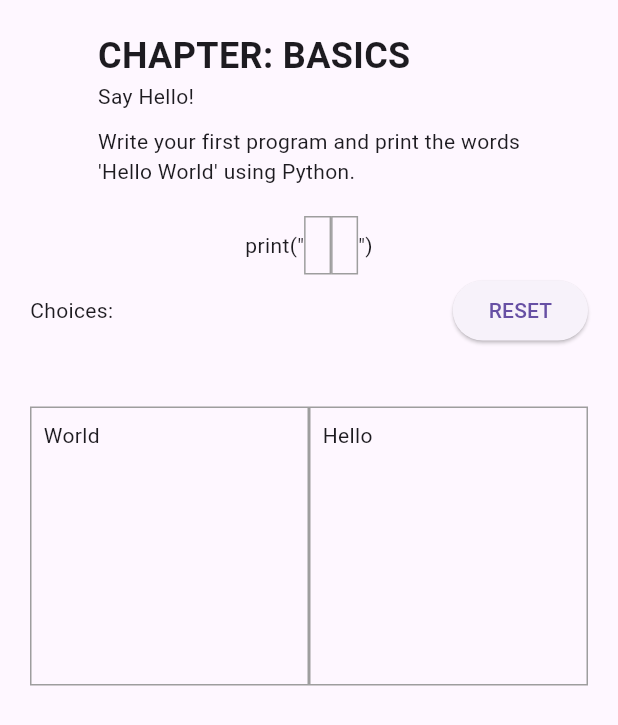
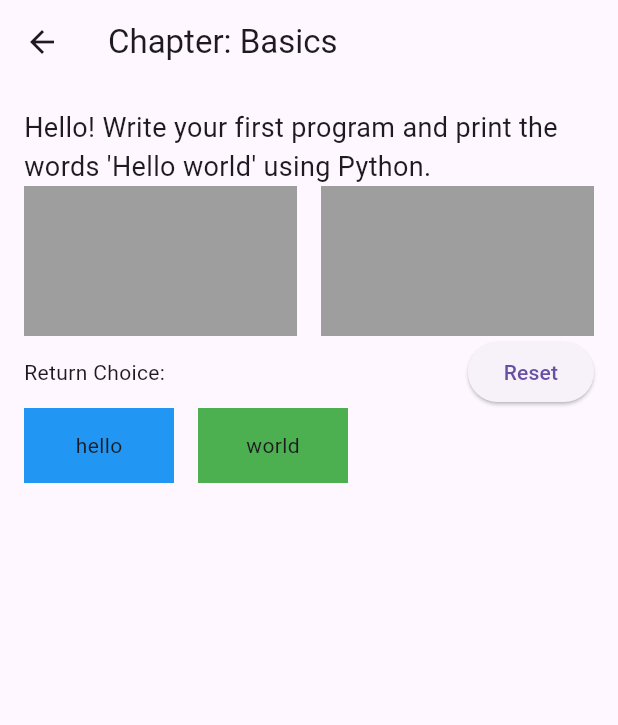
Before and after one commit to Kaiftech/pylearnplay, a Flutter app: the PythonPage1 screen opened directly, on a phone screen of 412 x 824 dp. Shown: the top 725 px of the screen. Run offline on Flutter 3.47's test engine with Material 3 defaults, Android fonts, the phone set to English and light mode, and no system bars; our stand-ins replace font_awesome_flutter; project files that could hold a hidden picture were left out.

Commit message:
Added the first chapter

```diff
--- a/lib/lessons/pythonpage1.dart
+++ b/lib/lessons/pythonpage1.dart
@@ -1,139 +1,139 @@
 import 'package:flutter/material.dart';
-import 'package:flutter/rendering.dart';
 
 class PythonPage1 extends StatefulWidget {
-  const PythonPage1({Key? key}) : super(key: key);
+  const PythonPage1({super.key});
 
   @override
-  State<PythonPage1> createState() => _PythonPage1State();
+  PythonPage1State createState() => PythonPage1State();
 }
 
-class _PythonPage1State extends State<PythonPage1> {
-  final List<String> draggableTexts = ['World', 'Hello'];
-  List<String?> droppedTexts = [null, null];
+class PythonPage1State extends State<PythonPage1> {
+  // Define controllers for DragTarget
+  final List<String> dragData = ["", ""];
 
   @override
   Widget build(BuildContext context) {
     return Scaffold(
-      body: SafeArea(
+      appBar: AppBar(
+        title: const Text("Chapter: Basics"),
+      ),
+      body: Padding(
+        padding: const EdgeInsets.all(16.0),
         child: Column(
-          mainAxisAlignment: MainAxisAlignment.spaceBetween,
+          crossAxisAlignment: CrossAxisAlignment.stretch,
           children: [
-            const Padding(
-              padding: EdgeInsets.all(20.0),
-              child: Column(
-                crossAxisAlignment: CrossAxisAlignment.start,
-                children: [
-                  Text(
-                    'CHAPTER: BASICS',
-                    style: TextStyle(fontSize: 24, fontWeight: FontWeight.bold),
-                  ),
-                  Text('Say Hello!'),
-                  SizedBox(height: 10),
-                  Text('Write your first program and print the words'),
-                  Text("'Hello World' using Python."),
-                ],
-              ),
+            // Header
+            const Text(
+              "Hello! Write your first program and print the words 'Hello world' using Python.",
+              style: TextStyle(fontSize: 18),
             ),
+
+            // DragTarget Row
             Row(
-              mainAxisAlignment: MainAxisAlignment.center,
               children: [
-                const Text('print("'),
-                Container(
-                  padding: const EdgeInsets.all(8.0),
-                  decoration: BoxDecoration(
-                    border: Border.all(color: Colors.grey),
-                  ),
-                  // Adding semantics to make purpose clear to screen readers
-                  child: Semantics(
-                    label: droppedTexts[0] ?? '',
-                    child: Text(droppedTexts[0] ?? ''),
+                Expanded(
+                  child: DragTarget<String>(
+                    builder: (context, candidateData, rejectedData) {
+                      return Container(
+                        height: 100,
+                        color: Colors.grey,
+                        alignment: Alignment.center,
+                        child: Text(dragData[0]),
+                      );
+                    },
+                    onAccept: (data) {
+                      setState(() {
+                        dragData[0] = data;
+                      });
+                    },
                   ),
                 ),
-                Container(
-                  padding: const EdgeInsets.all(8.0),
-                  decoration: BoxDecoration(
-                    border: Border.all(color: Colors.grey),
-                  ),
-                  // Adding semantics to make purpose clear to screen readers
-                  child: Semantics(
-                    label: droppedTexts[1] ?? '',
-                    child: Text(droppedTexts[1] ?? ''),
+                const SizedBox(width: 16),
+                Expanded(
+                  child: DragTarget<String>(
+                    builder: (context, candidateData, rejectedData) {
+                      return Container(
+                        height: 100,
+                        color: Colors.grey,
+                        alignment: Alignment.center,
+                        child: Text(dragData[1]),
+                      );
+                    },
+                    onAccept: (data) {
+                      setState(() {
+                        dragData[1] = data;
+                      });
+                    },
                   ),
                 ),
-                const Text('")'),
               ],
             ),
-            Padding(
-              padding: const EdgeInsets.symmetric(horizontal: 20.0),
-              child: Row(
-                mainAxisAlignment: MainAxisAlignment.spaceBetween,
-                children: [
-                  const Text('Choices:'),
-                  ElevatedButton(
-                    onPressed: () {
-                      setState(() {
-                        droppedTexts = [null, null];
-                      });
-                    },
-                    child: const Text('RESET'),
+
+            // Return Choice Row
+            Row(
+              children: [
+                const Text("Return Choice:"),
+                const Spacer(),
+                ElevatedButton(
+                  onPressed: () {
+                    // Reset button functionality
+                    setState(() {
+                      dragData[0] = "";
+                      dragData[1] = "";
+                    });
+                  },
+                  child: const Text("Reset"),
+                ),
+              ],
+            ),
+
+            // Draggable Widgets
+            Row(
+              children: [
+                Draggable<String>(
+                  data: "hello",
+                  feedback: Container(
+                    height: 50,
+                    width: 100,
+                    color: Colors.blue.withOpacity(0.5),
+                    alignment: Alignment.center,
+                    child: const Text("hello"),
                   ),
-                ],
-              ),
-            ),
-            const SizedBox(height: 20),
-            Expanded(
-              child: GridView.count(
-                crossAxisCount: 2,
-                padding: const EdgeInsets.all(20.0),
-                children: draggableTexts
-                    .map(
-                      (text) => Draggable<String>(
-                        data: text,
-                        feedback: Container(
-                          padding: const EdgeInsets.all(8.0),
-                          decoration: BoxDecoration(
-                            border: Border.all(color: Colors.blue),
-                          ),
-                          child: Text(text),
-                        ),
-                        childWhenDragging: const SizedBox(
-                          height: 30,
-                          width: 50,
-                        ),
-                        child: DragTarget<String>(
-                          builder: (context, candidateData, rejectedData) =>
-                              Container(
-                            padding: const EdgeInsets.all(8.0),
-                            decoration: BoxDecoration(
-                              border: Border.all(color: Colors.grey),
-                            ),
-                            child: Text(
-                              text,
-                              // Adding semantics to make purpose clear to screen readers
-                              semanticsLabel: 'draggableText$text',
-                            ),
-                          ),
-                          onAccept: (data) {
-                            setState(() {
-                              droppedTexts[droppedTexts.indexOf(null)] = data;
-                              // Announcing the drop to screen readers
-                              final announcement = 'Dragged $data';
-                              SemanticsService.announce(
-                                  announcement, TextDirection.ltr);
-                              // You can also use a SnackBar for visual feedback
-                              ScaffoldMessenger.of(context).showSnackBar(
-                                SnackBar(
-                                  content: Text(announcement),
-                                ),
-                              );
-                            });
-                          },
-                        ),
-                      ),
-                    )
-                    .toList(),
-              ),
+                  childWhenDragging: const SizedBox(
+                    height: 50,
+                    width: 100,
+                  ),
+                  child: Container(
+                    height: 50,
+                    width: 100,
+                    color: Colors.blue,
+                    alignment: Alignment.center,
+                    child: const Text("hello"),
+                  ),
+                ),
+                const SizedBox(width: 16),
+                Draggable<String>(
+                  data: "world",
+                  feedback: Container(
+                    height: 50,
+                    width: 100,
+                    color: Colors.green.withOpacity(0.5),
+                    alignment: Alignment.center,
+                    child: const Text("world"),
+                  ),
+                  childWhenDragging: const SizedBox(
+                    height: 50,
+                    width: 100,
+                  ),
+                  child: Container(
+                    height: 50,
+                    width: 100,
+                    color: Colors.green,
+                    alignment: Alignment.center,
+                    child: const Text("world"),
+                  ),
+                ),
+              ],
             ),
           ],
         ),
--- a/pubspec.yaml
+++ b/pubspec.yaml
@@ -36,6 +36,8 @@ dependencies:
   # The following adds the Cupertino Icons font to your application.
   # Use with the CupertinoIcons class for iOS style icons.
   cupertino_icons: ^1.0.2
+  flutter_riverpod: ^2.4.9
+  styled_widget: ^0.4.1
 
 dev_dependencies:
   flutter_test:
```
Also changed, not shown: pubspec.lock.
